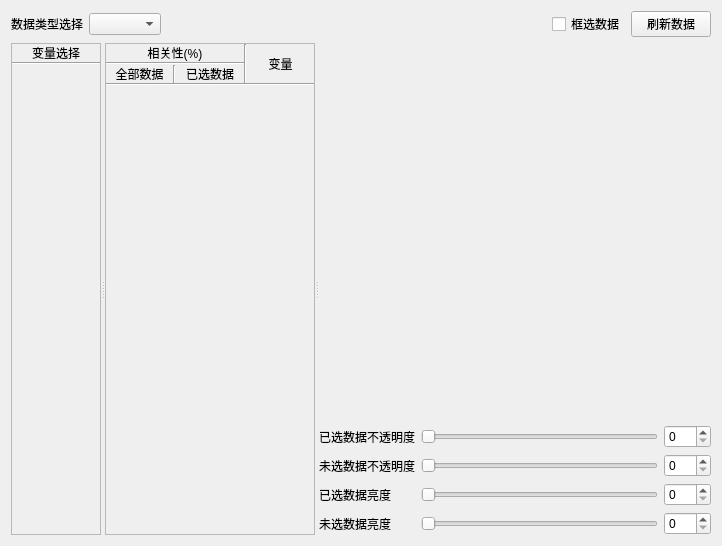
Qt form Qt/Resources/UI/igQtVariableCorrelationWidget.ui (hu-shuhan/editOpeniGame) before a commit.
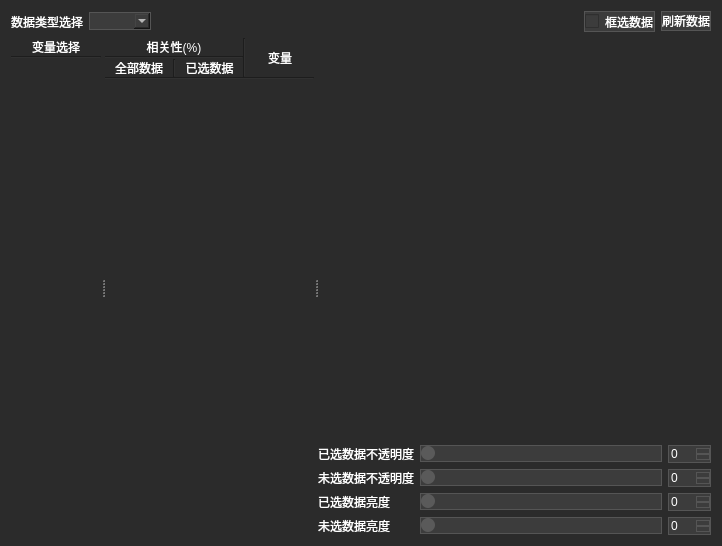
The same form after that commit.

Commit message: 合并main分支更新

Patch:
```diff
--- a/Qt/Resources/UI/igQtVariableCorrelationWidget.ui
+++ b/Qt/Resources/UI/igQtVariableCorrelationWidget.ui
@@ -13,6 +13,77 @@
   <property name="windowTitle">
    <string>Form</string>
   </property>
+  <property name="styleSheet">
+   <string>/* 使用类名选择器，确保嵌入 MainWindow 或 Dialog 时都能应用深色背景 */
+igQtVariableCorrelationWidget,
+QWidget#igQtVariableCorrelationWidget {
+    background-color: #2b2b2b;
+    color: #ffffff;
+}
+/* 滚动区域及内部内容背景（表格“变量选择”“相关性(%)”“变量”所在区域） */
+QScrollArea {
+    background-color: #2b2b2b;
+    border: none;
+}
+QScrollArea::viewport {
+    background-color: #2b2b2b !important;
+}
+QScrollArea QFrame,
+QScrollArea QWidget {
+    background-color: #2b2b2b !important;
+    color: #ffffff;
+}
+/* 明确指定两个表格内容控件的深色背景，避免 Windows 下仍显示白底 */
+QWidget#widget_2,
+QWidget#scrollAreaWidgetContents_2 {
+    background-color: #2b2b2b !important;
+    color: #ffffff;
+}
+QLabel {
+    background-color: transparent;
+    color: #ffffff;
+}
+/* 下拉框、按钮、复选框、数字框、滑块 - 统一深色 */
+QComboBox, QPushButton, QCheckBox, QSpinBox, QSlider {
+    background-color: #3c3c3c;
+    color: #ffffff;
+    border: 1px solid #555555;
+}
+QComboBox:hover, QPushButton:hover {
+    background-color: #4a4a4a;
+}
+QComboBox:focus, QPushButton:focus {
+    border: 1px solid #0078d4;
+}
+/* QSpinBox 上下箭头按钮 */
+QSpinBox::up-button, QSpinBox::down-button {
+    background-color: #3c3c3c;
+    border: 1px solid #555555;
+    color: #ffffff;
+}
+QSpinBox::up-button:hover, QSpinBox::down-button:hover {
+    background-color: #4a4a4a;
+}
+/* QSlider 轨道与滑块 */
+QSlider::groove:horizontal {
+    background: #3c3c3c;
+    height: 6px;
+    border-radius: 3px;
+}
+QSlider::handle:horizontal {
+    background: #5a5a5a;
+    width: 14px;
+    margin: -4px 0;
+    border-radius: 7px;
+}
+QSlider::handle:horizontal:hover {
+    background: #6a6a6a;
+}
+/* 分割线等 */
+Line, QFrame[frameShape="4"] {
+    background-color: #555555;
+}</string>
+  </property>
   <layout class="QVBoxLayout" name="verticalLayout_5">
    <item>
     <layout class="QHBoxLayout" name="horizontalLayout">
```
The commit also changes 2 other files.
